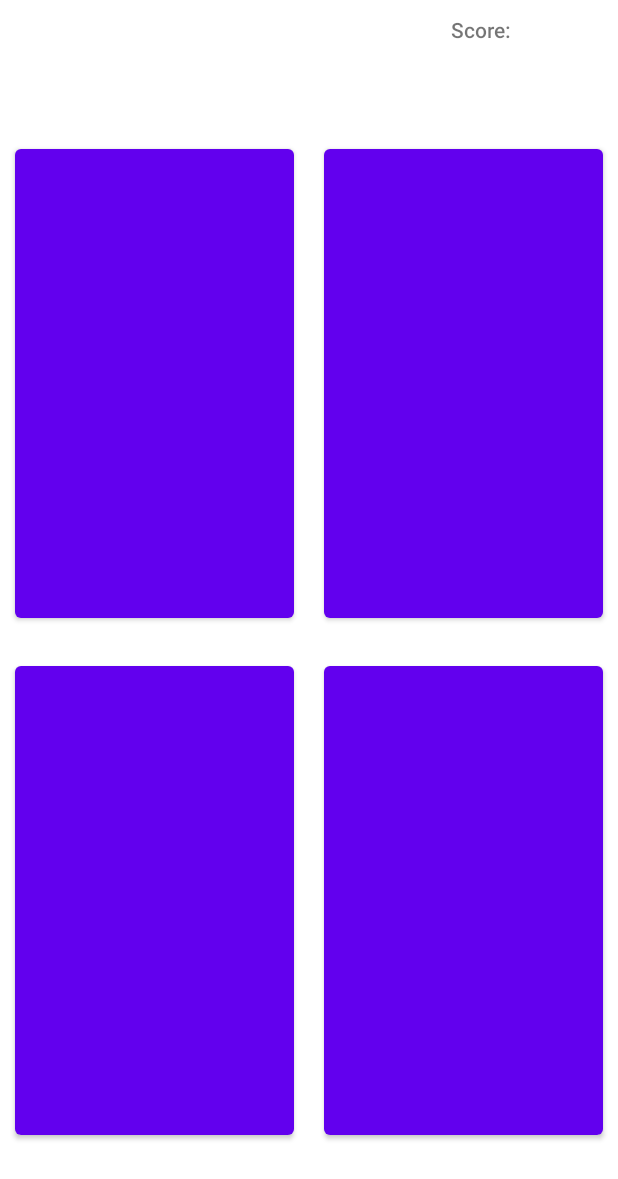
After one commit to jjung2684/CS2450-AndroidProject, an Android app: the layout level_4_layout.xml on its own in the app's theme, with its tools: preview values and no code run, on a phone screen of 412 x 824 dp. The commit adds this screen. Shown: the top 1179 px of the screen. Run offline under Robolectric (Android 15) with nearby library versions, the phone set to English and light mode, and no system bars.

Commit message:
Added inflator to dynamically add level

```diff
--- /dev/null
+++ b/app/src/main/res/layout/level_4_layout.xml
@@ -0,0 +1,78 @@
+<?xml version="1.0" encoding="utf-8"?>
+<androidx.constraintlayout.widget.ConstraintLayout xmlns:android="http://schemas.android.com/apk/res/android"
+    xmlns:app="http://schemas.android.com/apk/res-auto"
+    xmlns:tools="http://schemas.android.com/tools"
+    android:layout_width="match_parent"
+    android:layout_height="match_parent">
+
+    <TextView
+        android:id="@+id/score_box2"
+        android:layout_width="wrap_content"
+        android:layout_height="wrap_content"
+        android:layout_marginStart="300dp"
+        android:layout_marginTop="10dp"
+        android:layout_marginEnd="71dp"
+        android:fontFamily="sans-serif-medium"
+        android:text="@string/score_box"
+        app:layout_constraintEnd_toEndOf="parent"
+        app:layout_constraintStart_toStartOf="parent"
+        app:layout_constraintTop_toTopOf="parent" />
+
+    <LinearLayout
+        android:layout_width="match_parent"
+        android:layout_height="689dp"
+        android:layout_marginTop="2dp"
+        android:orientation="vertical"
+        app:layout_constraintBottom_toBottomOf="parent"
+        app:layout_constraintEnd_toEndOf="parent"
+        app:layout_constraintTop_toBottomOf="@+id/score_box2">
+
+        <LinearLayout
+            android:layout_width="match_parent"
+            android:layout_height="match_parent"
+            android:layout_weight="1"
+            android:orientation="horizontal"
+            android:weightSum="2">
+
+            <Button
+                android:id="@+id/card1"
+                android:layout_width="0dp"
+                android:layout_height="fill_parent"
+                android:layout_margin="10dp"
+                android:layout_weight="1" />
+
+            <Button
+                android:id="@+id/card2"
+                android:layout_width="0dp"
+                android:layout_height="fill_parent"
+                android:layout_margin="10dp"
+                android:layout_weight="1" />
+
+        </LinearLayout>
+
+        <LinearLayout
+            android:layout_width="match_parent"
+            android:layout_height="match_parent"
+            android:layout_weight="1"
+            android:orientation="horizontal"
+            android:weightSum="2">
+
+            <Button
+                android:id="@+id/card3"
+                android:layout_width="0dp"
+                android:layout_height="fill_parent"
+                android:layout_margin="10dp"
+                android:layout_weight="1" />
+
+            <Button
+                android:id="@+id/card4"
+                android:layout_width="0dp"
+                android:layout_height="fill_parent"
+                android:layout_margin="10dp"
+                android:layout_weight="1" />
+
+        </LinearLayout>
+
+    </LinearLayout>
+
+</androidx.constraintlayout.widget.ConstraintLayout>
--- a/app/src/main/res/values/strings.xml
+++ b/app/src/main/res/values/strings.xml
@@ -5,4 +5,5 @@
     <string name="level_text">Select a level to begin!</string>
     <string name="level_description">game level</string>
     <string name="back_description">back bttn</string>
+    <string name="score_box">Score: </string>
 </resources>
```
Also changed, not shown: app/src/main/AndroidManifest.xml (+8 -1 lines), app/src/main/java/com/android/cs2450_androidproject/GameActivity.java (added, +52 -0 lines), app/src/main/java/com/android/cs2450_androidproject/LevelsActivity.java (+25 -0 lines), app/src/main/res/layout/activity_game.xml (added, +36 -0 lines).
